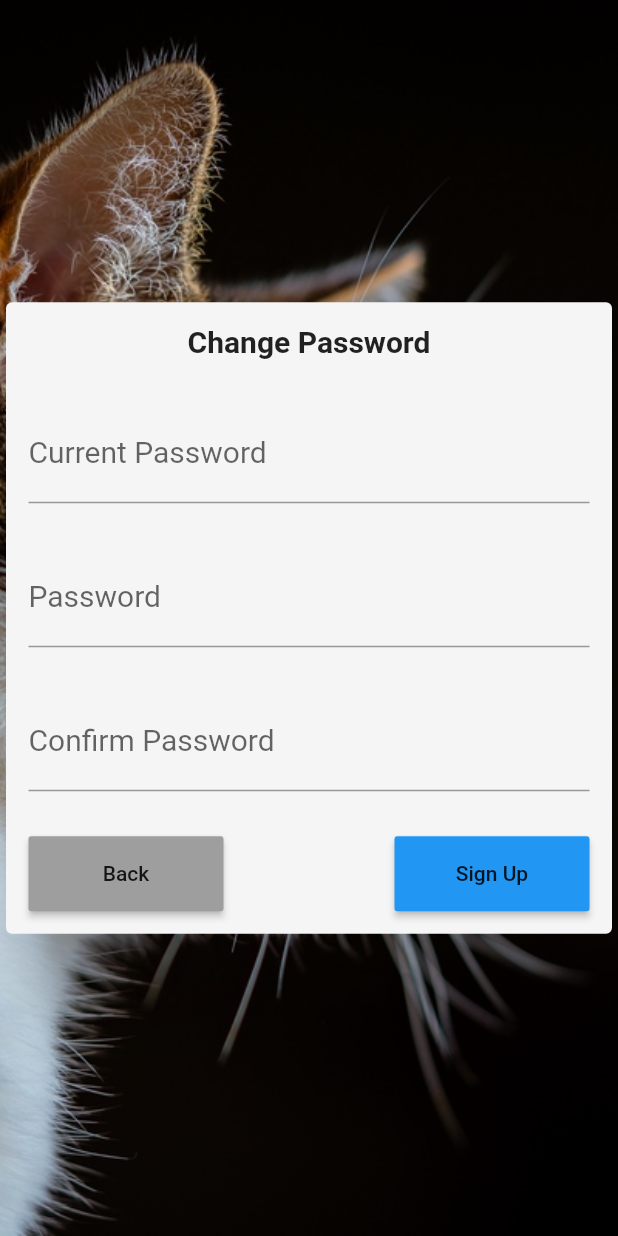
After one commit to 6Niners/Purr, a Flutter app: the ChangePasswordPage screen opened directly, on a phone screen of 412 x 824 dp. The commit adds this screen. Run offline on Flutter 3.47's test engine with Material 2 defaults, Android fonts, the phone set to English and light mode, and no system bars; our stand-ins replace email_validator, firebase_auth, firebase_core, flutter_tindercard, fluttertoast, get; accounts and stored records are empty.

Commit message:
added Change password

```diff
--- /dev/null
+++ b/lib/Registration/ChangePassword.dart
@@ -0,0 +1,148 @@
+import 'package:flutter/material.dart';
+import 'package:get/get.dart';
+import 'package:purr/Registration/RegistrationController.dart';
+
+class ChangePasswordPage extends StatefulWidget {
+  ChangePasswordPage({Key key, this.title}) : super(key: key);
+  final String title;
+
+  @override
+  ChangePasswordPageState createState() => ChangePasswordPageState();
+}
+
+class ChangePasswordPageState extends State<ChangePasswordPage> {
+  bool password_validated=false;
+  TextEditingController _Currentpassword = TextEditingController();
+  TextEditingController _Newpassword = TextEditingController();
+  final GlobalKey<FormState> _formKey = GlobalKey<FormState>();
+  RegistrationController CONT = Get.find();
+  @override
+  Widget build(BuildContext context) {
+    return Container(
+      decoration: BoxDecoration(
+          image: DecorationImage(
+              image: AssetImage("assets/wallpaper-cat.jpg"),
+              fit: BoxFit.cover)),
+      child: Scaffold(
+          backgroundColor: Colors.transparent,
+          body: Form(
+              key: _formKey,
+              child: Center(
+                child: Card(
+                  color: Colors.grey[100],
+                  elevation: 30,
+                  child: SingleChildScrollView(
+                    child: Column(
+                        mainAxisSize: MainAxisSize.min,
+                        crossAxisAlignment: CrossAxisAlignment.stretch,
+                        mainAxisAlignment: MainAxisAlignment.center,
+                        children: <Widget>[
+                          Center(
+                            child: Container(
+                                padding: EdgeInsets.all(10),
+                                margin: EdgeInsets.all(5),
+                                child: Text(
+                                  widget.title,
+                                  style: TextStyle(
+                                      fontSize: 20, fontWeight: FontWeight.bold),
+                                )),
+                          ),
+
+                              Container(
+                                padding: EdgeInsets.all(10),
+                                margin: EdgeInsets.all(5),
+                                child: TextFormField(
+                                  validator: (value) {
+                                    if(password_validated){return null;}else{return "wrong password";}
+                                  },
+                                  //autovalidateMode: AutovalidateMode.onUserInteraction,
+                                  controller: _Currentpassword,
+                                  style: TextStyle(fontSize: 20),
+                                  decoration: InputDecoration(
+                                      labelText: 'Current Password',
+                                  ),
+                                  obscureText: true,
+                                ),
+                              ),
+
+                          Container(
+                            padding: EdgeInsets.all(10),
+                            margin: EdgeInsets.all(5),
+                            child: TextFormField(
+                              validator: (input) {
+                                if (input.length < 6) {
+                                  return 'Your password should be at least 6 characters';
+                                } else {
+                                  return null;
+                                }
+                              },
+                              autovalidateMode:
+                                  AutovalidateMode.onUserInteraction,
+                              controller: _Newpassword,
+                              style: TextStyle(fontSize: 20),
+                              decoration: InputDecoration(labelText: 'Password'),
+                              obscureText: true,
+                            ),
+                          ),
+                          Container(
+                            padding: EdgeInsets.all(10),
+                            margin: EdgeInsets.all(5),
+                            child: TextFormField(
+                              validator: (input) {
+                                if (input != _Newpassword.text) {
+                                  return "Those passwords didn't match";
+                                } else {
+                                  return null;
+                                }
+                              },
+                              autovalidateMode:
+                                  AutovalidateMode.onUserInteraction,
+                              style: TextStyle(fontSize: 20),
+                              decoration:
+                                  InputDecoration(labelText: 'Confirm Password'),
+                              obscureText: true,
+                            ),
+                          ),
+                          Row(
+                            mainAxisAlignment: MainAxisAlignment.spaceBetween,
+                            children: [
+                              Container(
+                                padding: EdgeInsets.all(10),
+                                margin: EdgeInsets.all(5),
+                                width: 150,
+                                height: 70,
+                                child: RaisedButton(
+                                  color: Colors.grey,
+                                  onPressed: () async {
+                                    Get.back();
+                                  },
+                                  child: Text('Back'),
+                                ),
+                              ),
+                              Container(
+                                padding: EdgeInsets.all(10),
+                                margin: EdgeInsets.all(5),
+                                width: 150,
+                                height: 70,
+                                child: RaisedButton(
+                                  color: Colors.blue,
+                                  onPressed: () async {
+                                    //print("in");
+                                    password_validated=await CONT.validatePassword(_Currentpassword.text);
+                                    setState(() {});
+                                    if (_formKey.currentState.validate()&&password_validated) {
+                                      await CONT.updatePassword(_Newpassword.text);
+                                    }
+                                  },
+                                  child: Text('Sign Up'),
+                                ),
+                              )
+                            ],
+                          ),
+                        ]),
+                  ),
+                ),
+              ))),
+    );
+  }
+}
--- a/lib/Registration/RegistrationController.dart
+++ b/lib/Registration/RegistrationController.dart
@@ -1,12 +1,12 @@
 import 'package:firebase_auth/firebase_auth.dart';
 import 'package:firebase_core/firebase_core.dart';
-import 'package:flutter/cupertino.dart';
 import 'package:flutter/material.dart';
 import 'package:get/get.dart';
 import 'package:purr/MainPage/MainPage.dart';
 
 import 'package:purr/UI_Widgets.dart';
 class RegistrationController extends GetxController{
+  UserCredential user;
 
 
   @override
@@ -16,7 +16,7 @@ class RegistrationController extends GetxController{
   }
 Future<void> signIn(String email,String password) async {
     try {
-      UserCredential user = await FirebaseAuth.instance
+      user = await FirebaseAuth.instance
           .signInWithEmailAndPassword(email: email, password: password);
       Get.to(MainPage());
     } on FirebaseAuthException catch (e) {
@@ -70,4 +70,25 @@ Future<void> signUp(String email,String password) async {
   }
   }
 
+  //if the user is logged in
+  Future<bool> validatePassword(String password) async {
+    var firebaseUser = FirebaseAuth.instance.currentUser;
+    var authCredentials = EmailAuthProvider.credential(
+        email: firebaseUser.email, password: password);
+    try {
+      var authResult = await firebaseUser
+          .reauthenticateWithCredential(authCredentials);
+      return authResult.user != null;
+    } catch (e) {
+      print(e);
+      return false;
+    }
+  }
+
+  Future<void> updatePassword(String password) async {
+    var firebaseUser = FirebaseAuth.instance.currentUser;
+    firebaseUser.updatePassword(password);
+    print("changed to "+password);
+    ShowToast("your password got changed",Background_color: Colors.blue);
+  }
 }
--- a/lib/Registration/forgot_password.dart
+++ b/lib/Registration/forgot_password.dart
@@ -14,7 +14,6 @@ class ForgotpasswordPage extends StatefulWidget {
 class ForgotpasswordPageState extends State<ForgotpasswordPage> {
 
   TextEditingController _email=TextEditingController();
-  TextEditingController _password=TextEditingController();
   final GlobalKey<FormState> _formKey = GlobalKey<FormState>();
   RegistrationController CONT=Get.find();
   @override
@@ -29,7 +28,7 @@ class ForgotpasswordPageState extends State<ForgotpasswordPage> {
                 key: _formKey,
                 child: Center(
                   child: Card(
-                    color: Colors.grey[400],
+                    color: Colors.grey[100],
                     elevation: 30,
 
                     child: Column(
--- a/lib/Registration/sign_in.dart
+++ b/lib/Registration/sign_in.dart
@@ -30,8 +30,8 @@ class LoginPageState extends State<LoginPage> {
             key: _formKey,
             child: Center(
               child: Card(
-                  color: Colors.grey[400],
-                  elevation: 30,
+                color: Colors.grey[100],
+                elevation: 30,
 
                 child: Column(
                     mainAxisSize: MainAxisSize.min,
--- a/lib/Registration/sign_up.dart
+++ b/lib/Registration/sign_up.dart
@@ -30,7 +30,7 @@ class SignUpPageState extends State<SignUpPage> {
               key: _formKey,
               child: Center(
                 child: Card(
-                  color: Colors.grey[400],
+                  color: Colors.grey[100],
                   elevation: 30,
 
                   child: Column(
--- a/lib/main.dart
+++ b/lib/main.dart
@@ -6,6 +6,7 @@ import 'package:purr/Registration/sign_in.dart';
 import 'package:purr/Registration/sign_up.dart';
 
 import 'MainController.dart';
+import 'package:purr/Registration/ChangePassword.dart';
 
 
 void main() {
@@ -46,6 +47,8 @@ class ListOfPages extends StatelessWidget {
         PageButton(LoginPage(title: 'Sign In'),"Login Page"),
         PageButton(SignUpPage(title: 'Sign Up'),"Sign Up Page"),
         PageButton(ForgotpasswordPage(title: 'Forgot password'),"Forgot password"),
+        PageButton(ChangePasswordPage(title: 'Change Password'),"Change Password"),
+
           ],
         ),
       ),
```
